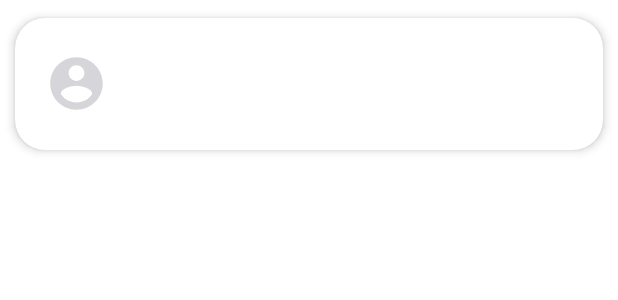
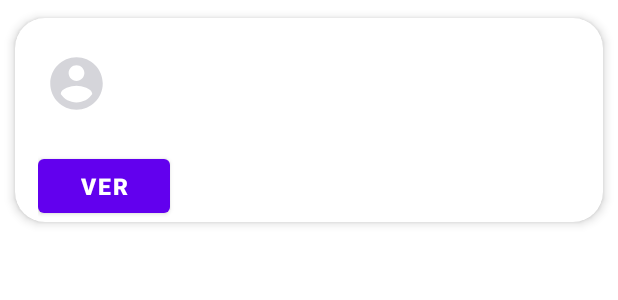
Before and after one commit to JaviiR/ListaPrecios, an Android app: the layout lista_item_producto.xml on its own in the app's theme, with its tools: preview values and no code run, on a phone screen of 412 x 824 dp. Shown: the top 300 px of the screen. Run offline under Robolectric (Android 15) with nearby library versions, the phone set to English and light mode, and no system bars.

Commit message:
TEXTVIEW--->BUTTON
CAMBIE EL TEXTVIEW QUE NO USABA POR UN BOTON PARA VER EL PRODUCTO Y LUEGO EDITARLO

```diff
--- a/app/src/main/AndroidManifest.xml
+++ b/app/src/main/AndroidManifest.xml
@@ -51,6 +51,8 @@
                 android:value=".MainActivity" />
         </activity>
 
+
+
     </application>
 
 </manifest>
--- a/app/src/main/res/layout/lista_item_producto.xml
+++ b/app/src/main/res/layout/lista_item_producto.xml
@@ -11,6 +11,7 @@
 
 
     <LinearLayout
+        android:id="@+id/LinearPrincipal"
         android:layout_width="match_parent"
         android:layout_height="wrap_content"
         android:animateLayoutChanges="true"
@@ -81,19 +82,29 @@
             android:textSize="27sp" />
         </LinearLayout>
     </LinearLayout>
-            <TextView
 
+
+
+
+
+        </RelativeLayout>
+        <LinearLayout
+            android:layout_width="match_parent"
+            android:layout_height="wrap_content"
+            android:layout_marginStart="15sp">
+        <Button
+            android:id="@+id/btnVer"
             android:layout_width="wrap_content"
             android:layout_height="wrap_content"
             android:layout_centerVertical="true"
             android:layout_marginEnd="6dp"
             android:layout_marginRight="6dp"
-                android:text=""
-                android:textSize="20sp"
+            android:text="@string/btn_ver"
+            android:textSize="15sp"
             android:textStyle="bold"
             android:layout_alignParentRight="true"
             android:layout_alignParentEnd="true"/>
-        </RelativeLayout>
+        </LinearLayout>
     </LinearLayout>
 
 </androidx.cardview.widget.CardView>
--- a/app/src/main/res/values/strings.xml
+++ b/app/src/main/res/values/strings.xml
@@ -6,5 +6,6 @@
     <string name="textPrecio">PRECIO:</string>
     <string name="textFechaExp">FECHA EXP:</string>
     <string name="menu_nuevo">MENU NUEVO</string>
+    <string name="btn_ver">VER</string>
     <string name="textId">ID:</string>
 </resources>
```
Also changed, not shown: app/src/main/java/firebase/app/listaprecios/adaptadores/ListaProductosAdapter.java (+31 -1 lines). Lines whose indentation alone changed are shown as unchanged.
